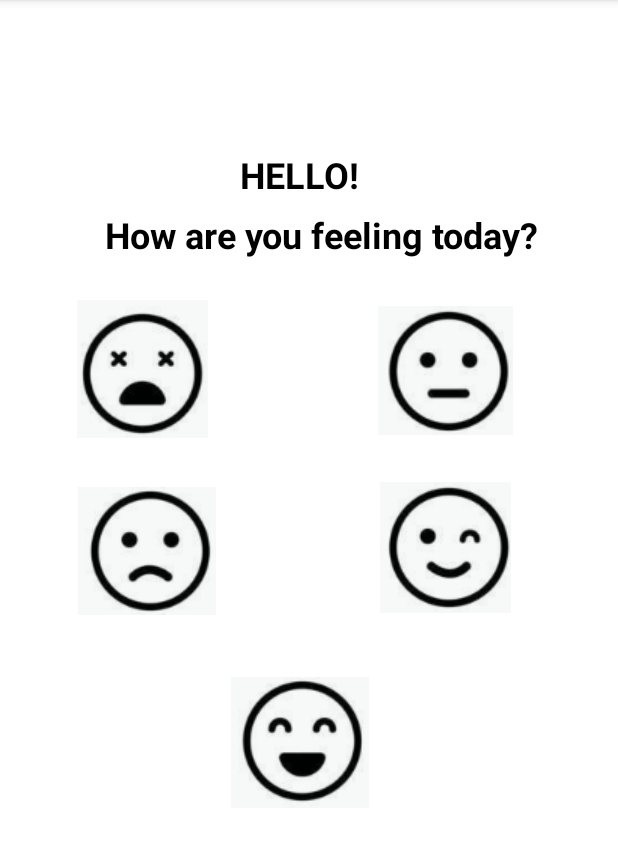
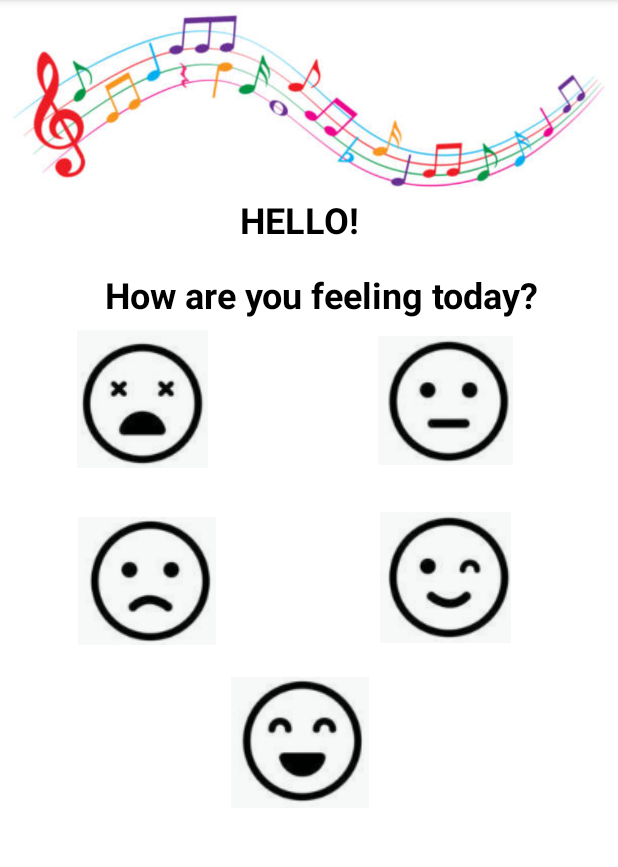
Before and after one commit to mehull20/Music_App, an Android app: the screen it shows after launch (MainActivity), on a phone screen of 412 x 824 dp, the part 84-951 px from its top. Run offline under Robolectric (Android 15) with nearby library versions, the phone set to English and light mode, and no system bars.

Commit message:
stash commit

```diff
--- a/app/src/main/res/layout/activity_main.xml
+++ b/app/src/main/res/layout/activity_main.xml
@@ -7,12 +7,19 @@
     android:background="@color/white"
     android:focusedByDefault="true">
 
+    <ImageView
+        android:id="@+id/imageView5"
+        android:layout_width="match_parent"
+        android:layout_height="134dp"
+        android:scaleType="centerCrop"
+        app:srcCompat="@drawable/untitled" />
+
     <TextView
         android:id="@+id/textView"
         android:layout_width="wrap_content"
         android:layout_height="wrap_content"
         android:layout_marginStart="160dp"
-        android:layout_marginTop="100dp"
+        android:layout_marginTop="130dp"
         android:elegantTextHeight="false"
         android:text="Hello!"
         android:textAllCaps="true"
@@ -26,7 +33,7 @@
         android:layout_width="wrap_content"
         android:layout_height="wrap_content"
         android:layout_marginStart="70dp"
-        android:layout_marginTop="140dp"
+        android:layout_marginTop="180dp"
         android:text="How are you feeling today?"
         android:textColor="@color/black"
         android:textSize="24sp"
@@ -37,7 +44,7 @@
         android:layout_width="90dp"
         android:layout_height="92dp"
         android:layout_marginStart="50dp"
-        android:layout_marginTop="200dp"
+        android:layout_marginTop="220dp"
         android:scaleType="center"
         app:srcCompat="@drawable/screenshot_2023_04_04_215054"
         tools:ignore="ContentDescription,SpeakableTextPresentCheck" />
@@ -47,7 +54,7 @@
         android:layout_width="94dp"
         android:layout_height="94dp"
         android:layout_marginStart="250dp"
-        android:layout_marginTop="200dp"
+        android:layout_marginTop="220dp"
         app:srcCompat="@drawable/screenshot_2023_04_04_220849"
         tools:ignore="SpeakableTextPresentCheck" />
 
@@ -56,7 +63,7 @@
         android:layout_width="95dp"
         android:layout_height="94dp"
         android:layout_marginStart="50dp"
-        android:layout_marginTop="320dp"
+        android:layout_marginTop="340dp"
         app:srcCompat="@drawable/screenshot_2023_04_04_215917"
         tools:ignore="ContentDescription,SpeakableTextPresentCheck" />
 
@@ -65,7 +72,7 @@
         android:layout_width="93dp"
         android:layout_height="90dp"
         android:layout_marginStart="250dp"
-        android:layout_marginTop="320dp"
+        android:layout_marginTop="340dp"
         app:srcCompat="@drawable/screenshot_2023_04_04_220929"
         tools:ignore="SpeakableTextPresentCheck" />
 
@@ -75,6 +82,7 @@
         android:layout_height="90dp"
         android:layout_marginStart="150dp"
         android:layout_marginTop="450dp"
+        android:background="@color/white"
         app:srcCompat="@drawable/screenshot_2023_04_04_220944"
         tools:ignore="SpeakableTextPresentCheck" />
 
```
Also changed, not shown: app/src/main/res/drawable/untitled.png (added).
